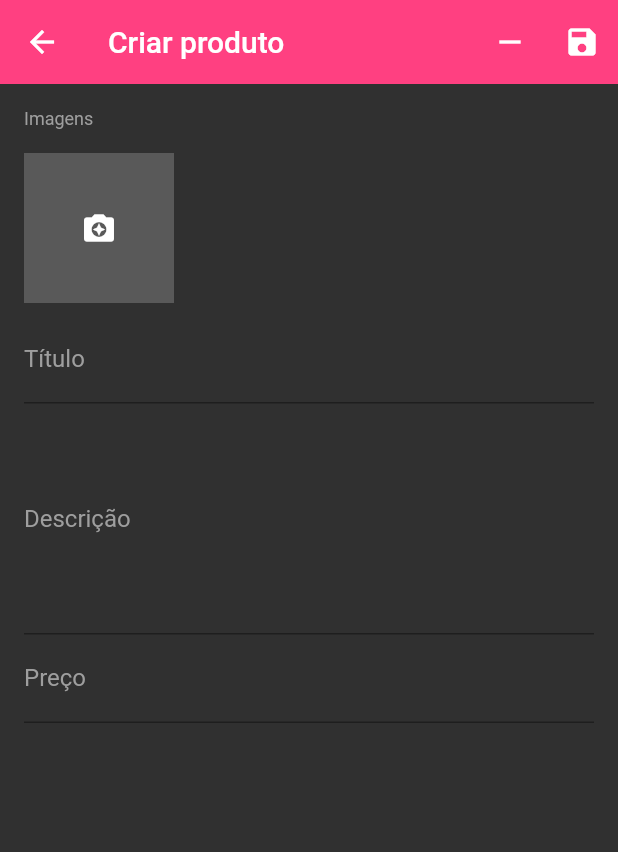
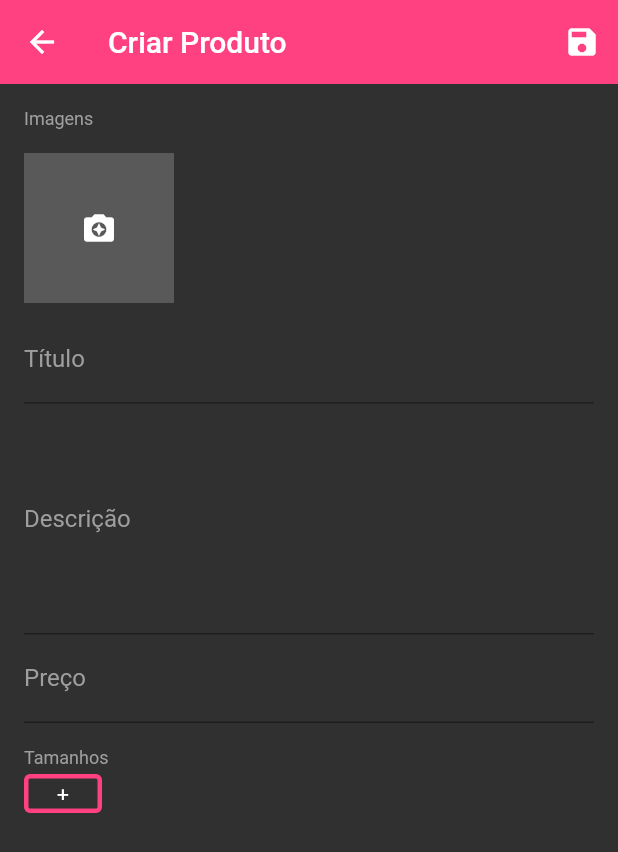
Before and after one commit to xandelol/curso.flutter.gerente.loja, a Flutter app: the ProductScreen screen opened directly, on a phone screen of 412 x 824 dp. Shown: the top 852 px of the screen. Run offline on Flutter 3.47's test engine with Material 2 defaults, Android fonts, the phone set to English and light mode, and no system bars; our stand-ins replace cloud_firestore, firebase_auth, firebase_storage, flutter_speed_dial, image_cropper, image_picker and 2 more; missing offline and left inert: bloc_pattern; accounts and stored records are empty.

Commit message:
More improvements

```diff
--- a/lib/blocs/product_bloc.dart
+++ b/lib/blocs/product_bloc.dart
@@ -7,9 +7,11 @@ class ProductBloc extends BlocBase {
 
   final _dataController = BehaviorSubject<Map>();
   final _loadingController = BehaviorSubject<bool>();
+  final _createdController = BehaviorSubject<bool>();
 
   Stream<Map> get outData => _dataController.stream;
   Stream<bool> get outLoading => _loadingController.stream;
+  Stream<bool> get outCreated => _createdController.stream;
 
   String categoryId;
   DocumentSnapshot product;
@@ -21,10 +23,15 @@ class ProductBloc extends BlocBase {
       unsavedData = Map.of(product.data);
       unsavedData["images"] = List.of(product.data["images"]);
       unsavedData["sizes"] = List.of(product.data["sizes"]);
+
+      _createdController.add(true);
+
     } else {
       unsavedData = {
         "title":null, "description":null, "price":null, "images":[], "sizes":[]
       };
+
+      _createdController.add(false);
     }
 
     _dataController.add(unsavedData);
@@ -32,6 +39,10 @@ class ProductBloc extends BlocBase {
 
   void saveImages(List images){
     unsavedData["images"] = images;
+  }
+
+  void saveSizes(List sizes){
+    unsavedData["sizes"] = sizes;
   }
 
   void saveTitle(String title){
@@ -53,6 +64,7 @@ class ProductBloc extends BlocBase {
       if(product != null){
         await _uploadImages(product.documentID).then((data)async{
           await product.reference.updateData(unsavedData).then((data){
+            _createdController.add(true);
             _loadingController.add(false);
           });
         });
@@ -61,21 +73,28 @@ class ProductBloc extends BlocBase {
             .collection("items").add(Map.from(unsavedData)..remove("images"));
         await _uploadImages(dr.documentID).then((data) async{
           await dr.updateData(unsavedData).then((data){
+            _createdController.add(true);
             _loadingController.add(false);
           });
         });
       }
       return true;
     }catch(e){
+      _createdController.add(false);
       _loadingController.add(false);
       return false;
     }
+  }
+
+  void deleteProduct() async {
+    product.reference.delete();
   }
 
   @override
   void dispose() {
     _dataController.close();
     _loadingController.close();
+    _createdController.close();
   }
 
   Future _uploadImages(String productId) async{
--- a/lib/screens/product_screen.dart
+++ b/lib/screens/product_screen.dart
@@ -3,6 +3,7 @@ import 'package:flutter/material.dart';
 import 'package:gerente_loja_app/blocs/product_bloc.dart';
 import 'package:gerente_loja_app/validators/product_validator.dart';
 import 'package:gerente_loja_app/widgets/images_widget.dart';
+import 'package:gerente_loja_app/widgets/product_sizes.dart';
 
 class ProductScreen extends StatefulWidget {
 
@@ -44,12 +45,35 @@ class _ProductScreenState extends State<ProductScreen> with ProductValidator {
       backgroundColor: Colors.grey[850],
       appBar: AppBar(
         elevation: 0,
-        title: Text("Criar produto"),
+        title: StreamBuilder<bool>(
+          stream: _productBloc.outCreated,
+          initialData: false,
+          builder: (context, snapshot) {
+            return Text(snapshot.data ? "Editar Produto" : "Criar Produto");
+          }
+        ),
         backgroundColor: Colors.pinkAccent,
         actions: <Widget>[
-          IconButton(
-            icon: Icon(Icons.remove),
-            onPressed: (){}
+          StreamBuilder<bool>(
+            stream: _productBloc.outCreated,
+            initialData: false,
+            builder: (context, snapshot){
+              if(snapshot.data)
+                return StreamBuilder<bool>(
+                    stream: _productBloc.outLoading,
+                    initialData: false,
+                    builder: (context, snap) {
+                      return IconButton(
+                          icon: Icon(Icons.remove),
+                          onPressed: snap.data ? null : (){
+                            _productBloc.deleteProduct();
+                            Navigator.of(context).pop();
+                          },
+                      );
+                    }
+                );
+              else return Container();
+            },
           ),
           StreamBuilder<bool>(
             stream: _productBloc.outLoading,
@@ -110,6 +134,24 @@ class _ProductScreenState extends State<ProductScreen> with ProductValidator {
                       onSaved: _productBloc.savePrice,
                       validator: validatePrice,
                     ),
+                    SizedBox(
+                      height: 16,
+                    ),
+                    Text(
+                      "Tamanhos",
+                      style: TextStyle(
+                          color: Colors.grey,
+                          fontSize: 12
+                      ),
+                    ),
+                    ProductSizes(
+                      context: context,
+                      initialValue: snapshot.data["sizes"],
+                      onSaved: _productBloc.saveSizes,
+                      validator: (s){
+                        if(s.isEmpty) return "";
+                      },
+                    )
                   ],
                 );
               }
--- /dev/null
+++ b/lib/widgets/product_sizes.dart
@@ -0,0 +1,65 @@
+import 'package:flutter/material.dart';
+import 'package:gerente_loja_app/widgets/add_size_dialog.dart';
+
+class ProductSizes extends FormField<List> {
+  ProductSizes(
+    {
+      BuildContext context,
+      List initialValue,
+      FormFieldSetter<List> onSaved,
+      FormFieldValidator<List> validator
+    }) : super(
+        initialValue: initialValue,
+        onSaved: onSaved,
+        validator: validator,
+        builder: (state) {
+          return SizedBox(
+            height: 34,
+            child: GridView(
+              padding: EdgeInsets.symmetric(vertical: 4),
+              scrollDirection: Axis.horizontal,
+              gridDelegate: SliverGridDelegateWithFixedCrossAxisCount(
+                crossAxisCount: 1,
+                mainAxisSpacing: 8,
+                childAspectRatio: 0.5,
+              ),
+              children: state.value.map((s){
+                return GestureDetector(
+                  onLongPress: (){
+                    state.didChange(state.value..remove(s));
+                  },
+                  child: Container(
+                    decoration: BoxDecoration(
+                      borderRadius: BorderRadius.all(Radius.circular(4)),
+                      border: Border.all(color: Colors.pinkAccent, width: 3),
+                    ),
+                    alignment: Alignment.center,
+                    child: Text(
+                      s,
+                      style: TextStyle(color: Colors.white),
+                    ),
+                  ),
+                );
+              }).toList()..add(
+                GestureDetector(
+                  onTap: () async {
+                    String size = await showDialog(context: context, builder: (context)=>AddSizeDialog());
+                    if(size != null) state.didChange(state.value..add(size));
+                  },
+                  child: Container(
+                    decoration: BoxDecoration(
+                      borderRadius: BorderRadius.all(Radius.circular(4)),
+                      border: Border.all(color: state.hasError ? Colors.red : Colors.pinkAccent, width: 3),
+                    ),
+                    alignment: Alignment.center,
+                    child: Text(
+                      "+",
+                      style: TextStyle(color: Colors.white),
+                    ),
+                  ),
+                )
+              ),
+            ),
+          );
+        });
+}
```
Also changed, not shown: lib/blocs/category_bloc.dart (added, +33 -0 lines), lib/screens/home_screen.dart (+8 -0 lines), lib/widgets/add_size_dialog.dart (added, +33 -0 lines), lib/widgets/category_tile.dart (+11 -3 lines), lib/widgets/edit_category_dialog.dart (added, +85 -0 lines), 1 other file.
